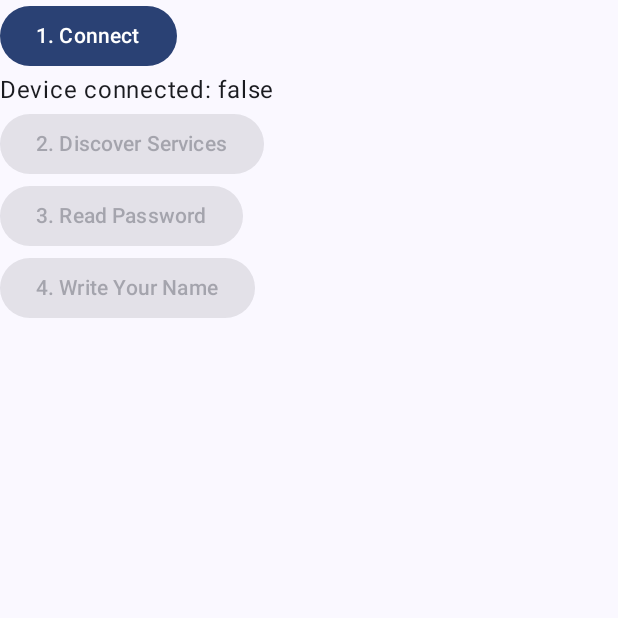
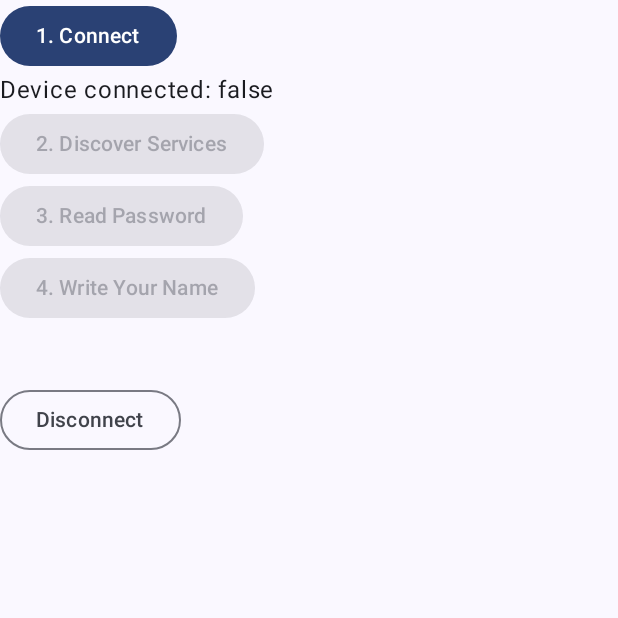
Before and after one commit to tdcolvin/BLEClient, an Android app built with Jetpack Compose: the composable DeviceScreen called with empty values, on a phone screen of 412 x 824 dp, the top half of it. Run offline under Robolectric (Android 15) with nearby library versions, the phone set to English and light mode, and no system bars.

Commit message:
added option to shut down and go back

```diff
--- a/app/src/main/java/com/tdcolvin/bleclient/MainActivity.kt
+++ b/app/src/main/java/com/tdcolvin/bleclient/MainActivity.kt
@@ -13,6 +13,8 @@ import androidx.activity.compose.rememberLauncherForActivityResult
 import androidx.activity.compose.setContent
 import androidx.activity.result.contract.ActivityResultContracts
 import androidx.annotation.RequiresPermission
+import androidx.compose.foundation.gestures.Orientation
+import androidx.compose.foundation.gestures.scrollable
 import androidx.compose.foundation.layout.Arrangement
 import androidx.compose.foundation.layout.Box
 import androidx.compose.foundation.layout.Column
@@ -21,10 +23,12 @@ import androidx.compose.foundation.layout.fillMaxWidth
 import androidx.compose.foundation.layout.padding
 import androidx.compose.foundation.lazy.LazyColumn
 import androidx.compose.foundation.lazy.items
+import androidx.compose.foundation.rememberScrollState
 import androidx.compose.material3.Button
 import androidx.compose.material3.Card
 import androidx.compose.material3.CardDefaults
 import androidx.compose.material3.MaterialTheme
+import androidx.compose.material3.OutlinedButton
 import androidx.compose.material3.Surface
 import androidx.compose.material3.Text
 import androidx.compose.runtime.Composable
@@ -117,6 +121,10 @@ fun MainScreen(viewModel: BLEClientViewModel = viewModel()) {
     }
     else {
         DeviceScreen(
+            unselectDevice = {
+                viewModel.disconnectActiveDevice()
+                viewModel.setActiveDevice(null)
+            },
             isDeviceConnected = uiState.isDeviceConnected,
             discoveredCharacteristics = uiState.discoveredCharacteristics,
             password = uiState.password,
@@ -210,6 +218,7 @@ fun DeviceItem(deviceName: String?, selectDevice: () -> Unit) {
 
 @Composable
 fun DeviceScreen(
+    unselectDevice: () -> Unit,
     isDeviceConnected: Boolean,
     discoveredCharacteristics: Map<String, List<String>>,
     password: String?,
@@ -221,7 +230,9 @@ fun DeviceScreen(
 ) {
     val foundTargetService = discoveredCharacteristics.contains(CTF_SERVICE_UUID.toString())
 
-    Column {
+    Column(
+        Modifier.scrollable(rememberScrollState(), Orientation.Vertical)
+    ) {
         Button(onClick = connect) {
             Text("1. Connect")
         }
@@ -250,6 +261,10 @@ fun DeviceScreen(
         }
         if (nameWrittenTimes > 0) {
             Text("Number of times name sent: $nameWrittenTimes")
+        }
+
+        OutlinedButton(modifier = Modifier.padding(top = 40.dp),  onClick = unselectDevice) {
+            Text("Disconnect")
         }
     }
 }
@@ -312,6 +327,11 @@ class BLEClientViewModel(private val application: Application): AndroidViewModel
     }
 
     @RequiresPermission(PERMISSION_BLUETOOTH_CONNECT)
+    fun disconnectActiveDevice() {
+        activeConnection.value?.disconnect()
+    }
+
+    @RequiresPermission(PERMISSION_BLUETOOTH_CONNECT)
     fun discoverActiveDeviceServices() {
         activeConnection.value?.discoverServices()
     }
```
